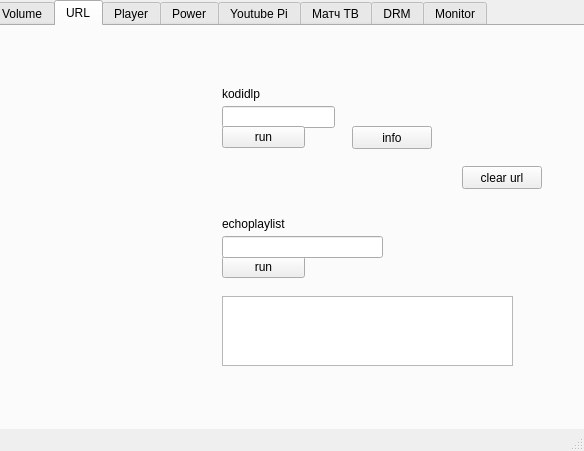
Qt form kodigui.ui (definitly486/KodiGui) before a commit.
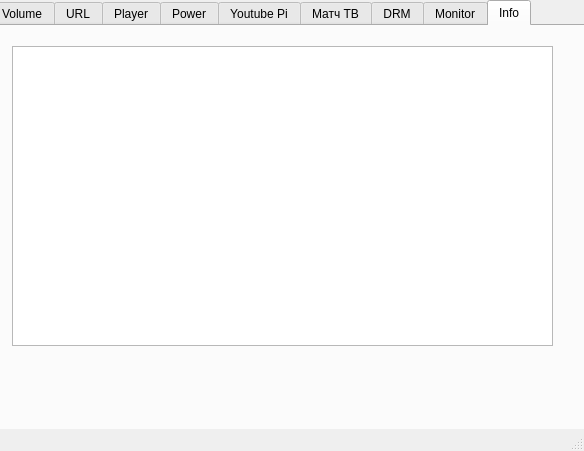
The same form after that commit. The open tabs and pages were chosen to show the change. Icons and pictures are not drawn.

Commit message: Add build information tab

Patch:
```diff
--- a/kodigui.ui
+++ b/kodigui.ui
@@ -684,6 +684,24 @@
       </property>
      </widget>
     </widget>
+    <widget class="QWidget" name="info">
+     <attribute name="title">
+      <string>Info</string>
+     </attribute>
+     <widget class="QTextBrowser" name="buildInfoText">
+      <property name="geometry">
+       <rect>
+        <x>20</x>
+        <y>20</y>
+        <width>541</width>
+        <height>300</height>
+       </rect>
+      </property>
+      <property name="openExternalLinks">
+       <bool>true</bool>
+      </property>
+     </widget>
+    </widget>
    </widget>
   </widget>
   <widget class="QMenuBar" name="menubar">
```
